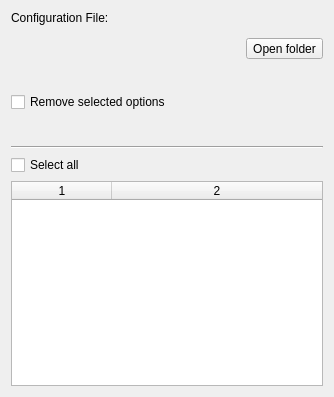
This is ui/options_maintenance.ui in metabrainz/picard as Qt 5 draws it before an edit. The edited form follows.
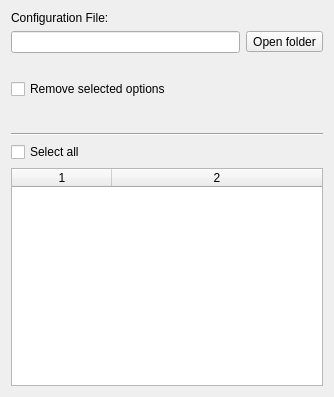
This is the edited form.

Commit message: Set configuration file path QLineEdit colors to match QLabel colors

The edit to the form file:
```diff
--- a/ui/options_maintenance.ui
+++ b/ui/options_maintenance.ui
@@ -24,89 +24,10 @@
       <number>0</number>
      </property>
      <item>
-      <widget class="QScrollArea" name="scrollArea">
-       <property name="sizePolicy">
-        <sizepolicy hsizetype="Expanding" vsizetype="Ignored">
-         <horstretch>0</horstretch>
-         <verstretch>0</verstretch>
-        </sizepolicy>
-       </property>
-       <property name="minimumSize">
-        <size>
-         <width>0</width>
-         <height>35</height>
-        </size>
-       </property>
-       <property name="frameShape">
-        <enum>QFrame::NoFrame</enum>
-       </property>
-       <property name="lineWidth">
-        <number>1</number>
-       </property>
-       <property name="sizeAdjustPolicy">
-        <enum>QAbstractScrollArea::AdjustToContentsOnFirstShow</enum>
-       </property>
-       <property name="widgetResizable">
+      <widget class="QLineEdit" name="config_file">
+       <property name="readOnly">
         <bool>true</bool>
        </property>
-       <widget class="QWidget" name="scrollAreaWidgetContents">
-        <property name="geometry">
-         <rect>
-          <x>0</x>
-          <y>0</y>
-          <width>238</width>
-          <height>35</height>
-         </rect>
-        </property>
-        <property name="sizePolicy">
-         <sizepolicy hsizetype="Preferred" vsizetype="Preferred">
-          <horstretch>0</horstretch>
-          <verstretch>0</verstretch>
-         </sizepolicy>
-        </property>
-        <property name="minimumSize">
-         <size>
-          <width>0</width>
-          <height>11</height>
-         </size>
-        </property>
-        <layout class="QHBoxLayout" name="horizontalLayout_2">
-         <property name="spacing">
-          <number>0</number>
-         </property>
-         <property name="leftMargin">
-          <number>0</number>
-         </property>
-         <property name="topMargin">
-          <number>0</number>
-         </property>
-         <property name="rightMargin">
-          <number>0</number>
-         </property>
-         <property name="bottomMargin">
-          <number>0</number>
-         </property>
-         <item>
-          <widget class="QLabel" name="config_file">
-           <property name="sizePolicy">
-            <sizepolicy hsizetype="Expanding" vsizetype="Fixed">
-             <horstretch>0</horstretch>
-             <verstretch>0</verstretch>
-            </sizepolicy>
-           </property>
-           <property name="minimumSize">
-            <size>
-             <width>0</width>
-             <height>10</height>
-            </size>
-           </property>
-           <property name="text">
-            <string/>
-           </property>
-          </widget>
-         </item>
-        </layout>
-       </widget>
       </widget>
      </item>
      <item>
```
Left out of the diff: 2 changed lines with no effect on the pictures. The commit also changes 2 other files.
